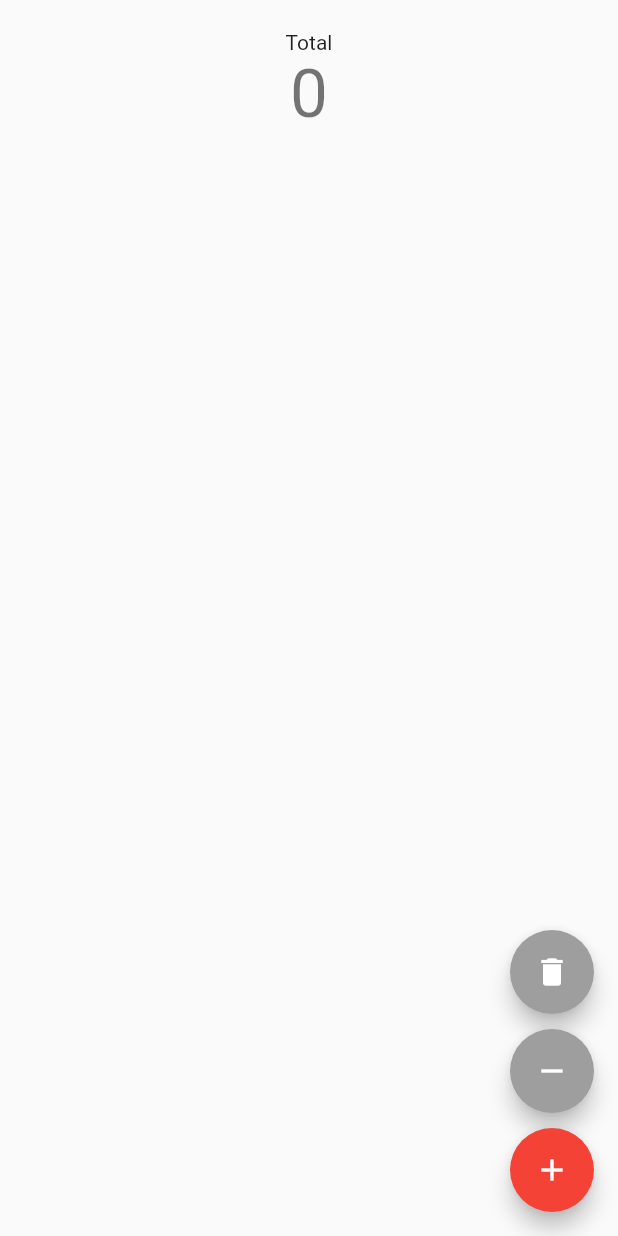
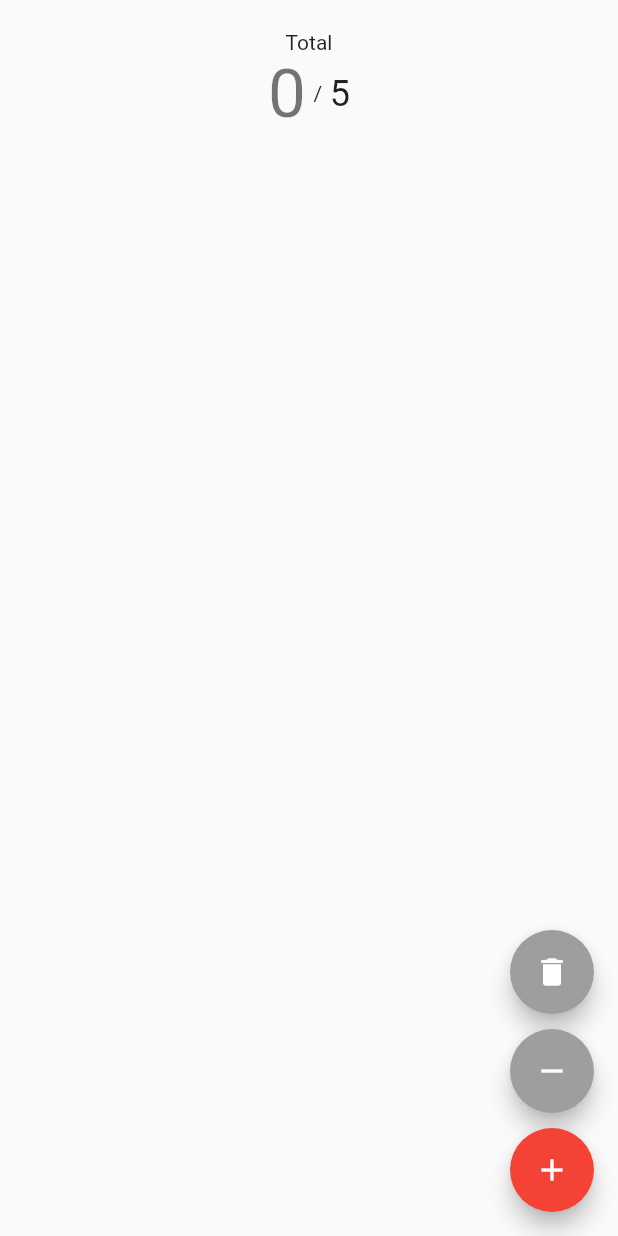
Before and after one commit to alfianandinugraha/talk-o-bloc, a Flutter app: the screen it shows after launch, on a phone screen of 412 x 824 dp. Run offline on Flutter 3.47's test engine with Material 2 defaults, Android fonts, the phone set to English and light mode, and no system bars; our stand-ins replace flutter_bloc.

Commit message:
feat(count.dart): show max

```diff
--- a/lib/widgets/count.dart
+++ b/lib/widgets/count.dart
@@ -11,13 +11,31 @@ class Count extends StatelessWidget {
     return Column(
       children: [
         const Text("Total"),
-        BlocSelector<QuoteBloc, QuoteState, int>(
-          selector: (state) {
-            return state.quotes.length;
-          },
-          builder: (context, state) {
-            return Text(state.toString(), style: Theme.of(context).textTheme.headline3);
-          }
+        Row(
+          crossAxisAlignment: CrossAxisAlignment.center,
+          mainAxisAlignment: MainAxisAlignment.center,
+          children: [
+            BlocSelector<QuoteBloc, QuoteState, int>(
+              selector: (state) {
+                return state.quotes.length;
+              },
+              builder: (context, length) {
+                return Text(length.toString(), style: Theme.of(context).textTheme.headline3);
+              }
+            ),
+            const Padding(
+              padding: EdgeInsets.symmetric(horizontal: 5),
+              child: Text("/"),
+            ),
+            BlocSelector<QuoteBloc, QuoteState, int>(
+              selector: (state) {
+                return state.max;
+              },
+              builder: (context, max) {
+                return Text(max.toString(), style: Theme.of(context).textTheme.headline5);
+              }
+            ),
+          ],
         )
       ],
     );
```
